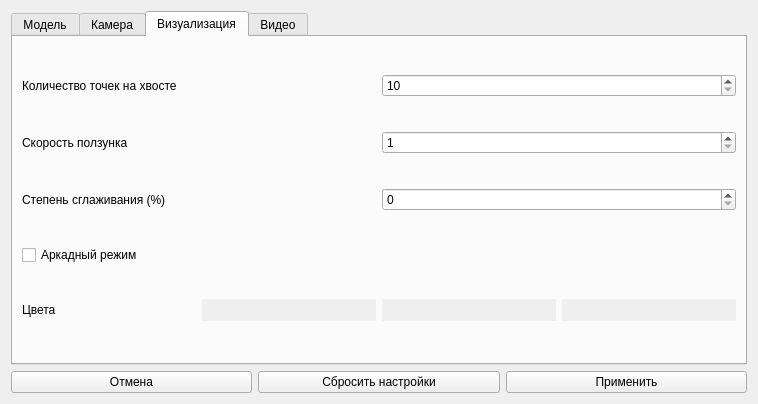
The window that src/formPreferences.ui (chaoticsyst/dynsys) describes before a commit, drawn with Qt 5.
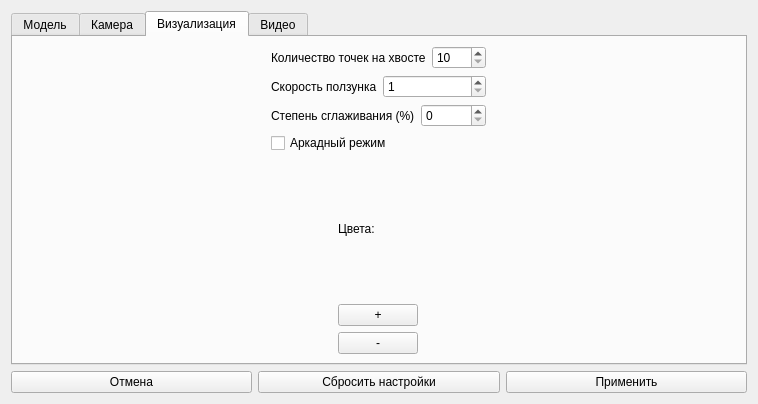
The same window after the commit.

Commit message: add possibility to add n colors

Diff of the .ui file:
```diff
--- a/src/formPreferences.ui
+++ b/src/formPreferences.ui
@@ -344,51 +344,59 @@
        </item>
        <item row="4" column="0">
         <layout class="QHBoxLayout" name="colorsLayout">
+         <property name="sizeConstraint">
+          <enum>QLayout::SetDefaultConstraint</enum>
+         </property>
          <item>
-          <widget class="QLabel" name="colorsLabel">
-           <property name="text">
-            <string>Цвета</string>
-           </property>
-          </widget>
-         </item>
-         <item>
-          <widget class="QPushButton" name="firstColorButton">
-           <property name="autoFillBackground">
-            <bool>true</bool>
-           </property>
-           <property name="text">
-            <string/>
-           </property>
-           <property name="flat">
-            <bool>true</bool>
-           </property>
-          </widget>
-         </item>
-         <item>
-          <widget class="QPushButton" name="secondColorButton">
-           <property name="autoFillBackground">
-            <bool>true</bool>
-           </property>
-           <property name="text">
-            <string/>
-           </property>
-           <property name="flat">
-            <bool>true</bool>
-           </property>
-          </widget>
-         </item>
-         <item>
-          <widget class="QPushButton" name="thirdColorButton">
-           <property name="autoFillBackground">
-            <bool>true</bool>
-           </property>
-           <property name="text">
-            <string/>
-           </property>
-           <property name="flat">
-            <bool>true</bool>
-           </property>
-          </widget>
+          <layout class="QVBoxLayout" name="verticalLayout_2">
+           <item>
+            <widget class="QLabel" name="colorsLabel">
+             <property name="sizePolicy">
+              <sizepolicy hsizetype="Maximum" vsizetype="Preferred">
+               <horstretch>0</horstretch>
+               <verstretch>0</verstretch>
+              </sizepolicy>
+             </property>
+             <property name="text">
+              <string>Цвета:</string>
+             </property>
+            </widget>
+           </item>
+           <item>
+            <layout class="QHBoxLayout" name="colorsHolderLayout">
+             <item>
+              <layout class="QVBoxLayout" name="verticalLayout">
+               <item>
+                <widget class="QPushButton" name="addColorButton">
+                 <property name="sizePolicy">
+                  <sizepolicy hsizetype="Maximum" vsizetype="Fixed">
+                   <horstretch>0</horstretch>
+                   <verstretch>0</verstretch>
+                  </sizepolicy>
+                 </property>
+                 <property name="text">
+                  <string>+</string>
+                 </property>
+                </widget>
+               </item>
+               <item>
+                <widget class="QPushButton" name="removeColorButton">
+                 <property name="sizePolicy">
+                  <sizepolicy hsizetype="Maximum" vsizetype="Fixed">
+                   <horstretch>0</horstretch>
+                   <verstretch>0</verstretch>
+                  </sizepolicy>
+                 </property>
+                 <property name="text">
+                  <string>-</string>
+                 </property>
+                </widget>
+               </item>
+              </layout>
+             </item>
+            </layout>
+           </item>
+          </layout>
          </item>
         </layout>
        </item>
```
Left out of the diff: 79 changed lines with no effect on the pictures. The commit also changes 2 other files.
